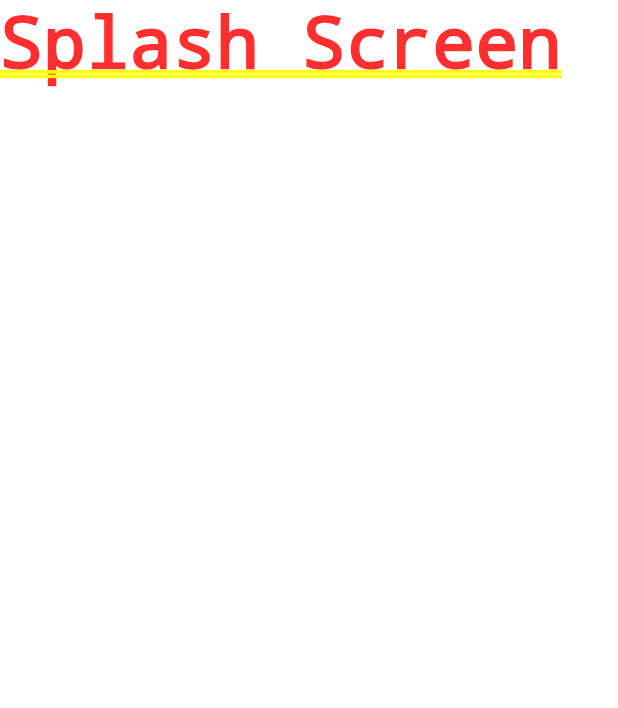
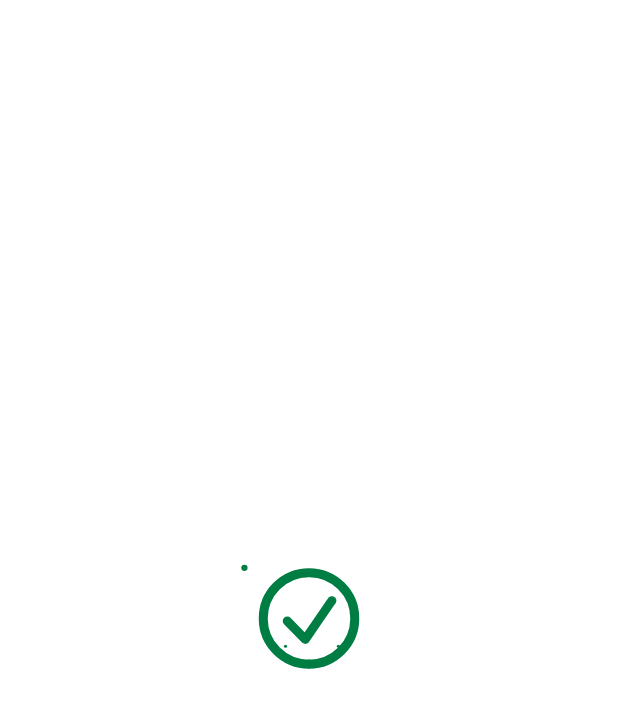
Before and after one commit to dodiyaindrajit/Flutter-Myshop, a Flutter app: the first screen one second after launch, on a phone screen of 412 x 824 dp. Shown: the top 708 px of the screen. Run offline on Flutter 3.47's test engine with Material 2 defaults, Android fonts, the phone set to English and light mode, and no system bars; our stand-ins replace font_awesome_flutter, lottie, persistent_bottom_nav_bar_v2.

Commit message:
Navigation bar and Status Bar UI

```diff
--- /dev/null
+++ b/lib/constants/animation.dart
@@ -0,0 +1,3 @@
+class AnimationConstants {
+  static const String kSplashScreen = "assets/animation/splash-animation.json";
+}
--- a/lib/constants/colors.dart
+++ b/lib/constants/colors.dart
@@ -2,8 +2,9 @@ import 'package:flutter/material.dart';
 
 class ColorConstants {
   static const Color kPrimaryColor = Colors.white;
-  static const Color kDefaultColor1 = Color(0xFF10111C);
-  static const Color kDefaultColor2 = Color(0xFFD6DAD8);
-  static const Color kDefaultColor3 = Color(0xFF00AA5B);
-  static const Color kDefaultColor4 = Color(0xFF007D43);
+  static const Color kBlack = Color(0xFF10111C);
+  static const Color kGray = Color(0xFFD6DAD8);
+  static const Color kLightGreen = Color(0xFF00AA5B);
+  static const Color kDarkGreen = Color(0xFF007D43);
+
 }
--- a/lib/constants/image.dart
+++ b/lib/constants/image.dart
@@ -1,5 +1,5 @@
-import 'package:flutter/material.dart';
+
 
 class ImageConstants {
-  static const Image icon1 = " ";
+  // static const Image icon1 = " ";
 }
--- /dev/null
+++ b/lib/constants/style.dart
@@ -0,0 +1,17 @@
+import 'package:flutter/material.dart';
+import 'package:flutter/services.dart';
+import 'package:myshop/constants/colors.dart';
+
+class StyleConstants {
+  static const SystemUiOverlayStyle navigationBarStyleGray = SystemUiOverlayStyle(
+    systemNavigationBarColor: ColorConstants.kGray, // Navigation bar
+    statusBarColor: Colors.transparent,
+    statusBarIconBrightness: Brightness.dark,
+  );
+
+  static const SystemUiOverlayStyle navigationBarStyleWhite = SystemUiOverlayStyle(
+    systemNavigationBarColor: ColorConstants.kPrimaryColor, // Navigation bar
+    statusBarColor: Colors.transparent,
+    statusBarIconBrightness: Brightness.dark,
+  );
+}
--- a/lib/main.dart
+++ b/lib/main.dart
@@ -11,8 +11,7 @@ void main() {
         primaryColor: ColorConstants.kPrimaryColor,
         fontFamily: 'Philosopher',
       ),
-      // home: const Text("Run APP"),
-      title: "Amit Prajapati",
+      color: ColorConstants.kPrimaryColor,
       routes: {
         "/": (context) => const SplashScreen(),
         "/home": (context) => const HomeScreen(),
--- a/lib/screens/home/home.dart
+++ b/lib/screens/home/home.dart
@@ -1,10 +1,14 @@
 import 'package:flutter/material.dart';
+import 'package:myshop/constants/colors.dart';
 
 class HomeScreen extends StatelessWidget {
   const HomeScreen({Key? key}) : super(key: key);
 
   @override
   Widget build(BuildContext context) {
-    return const Text("Home Screen");
+    return Scaffold(
+      backgroundColor: ColorConstants.kGray,
+      body: const Text("Home Screen"),
+    );
   }
 }
--- a/lib/screens/splash.dart
+++ b/lib/screens/splash.dart
@@ -1,10 +1,39 @@
 import 'package:flutter/material.dart';
+import 'package:flutter/services.dart';
+import 'package:lottie/lottie.dart';
+import 'package:myshop/constants/animation.dart';
+import 'package:myshop/constants/colors.dart';
+import 'package:myshop/constants/style.dart';
+import 'package:myshop/screens/animated_bottom_bar.dart';
+import 'package:persistent_bottom_nav_bar_v2/persistent-tab-view.dart';
 
 class SplashScreen extends StatelessWidget {
   const SplashScreen({Key? key}) : super(key: key);
 
+  static bool isNotNavigate = true;
+
   @override
   Widget build(BuildContext context) {
-    return const Text("Splash Screen");
+    if (isNotNavigate) {
+      isNotNavigate = false;
+      Future.delayed(const Duration(seconds: 2), () {
+        pushNewScreen(
+          context,
+          screen: AnimatedBottomBar(),
+          pageTransitionAnimation: PageTransitionAnimation.cupertino,
+        );
+      });
+    }
+    return AnnotatedRegion<SystemUiOverlayStyle>(
+      value: StyleConstants.navigationBarStyleWhite,
+      child: Container(
+        color: ColorConstants.kPrimaryColor,
+        child: Center(
+          child: Lottie.asset(
+            AnimationConstants.kSplashScreen,
+          ),
+        ),
+      ),
+    );
   }
 }
--- a/pubspec.yaml
+++ b/pubspec.yaml
@@ -18,6 +18,8 @@ dependencies:
   font_awesome_flutter: ^10.1.0  #Get Font Awesome Icons
   persistent_bottom_nav_bar_v2: ^4.1.10 #Animated Bottom NavBar
 
+  lottie: ^1.3.0 #Animation Provider (json)
+
 
 dev_dependencies:
   flutter_test:
@@ -28,3 +30,7 @@ dev_dependencies:
 flutter:
 
   uses-material-design: true
+
+  assets:
+    - assets/
+    - assets/animation/
```
Also changed, not shown: assets/animation/splash-animation.json (added, +1 -0 lines), lib/constants/text_style.dart (deleted, +0 -9 lines), lib/screens/animated_bottom_bar.dart (added, +87 -0 lines), pubspec.lock.
